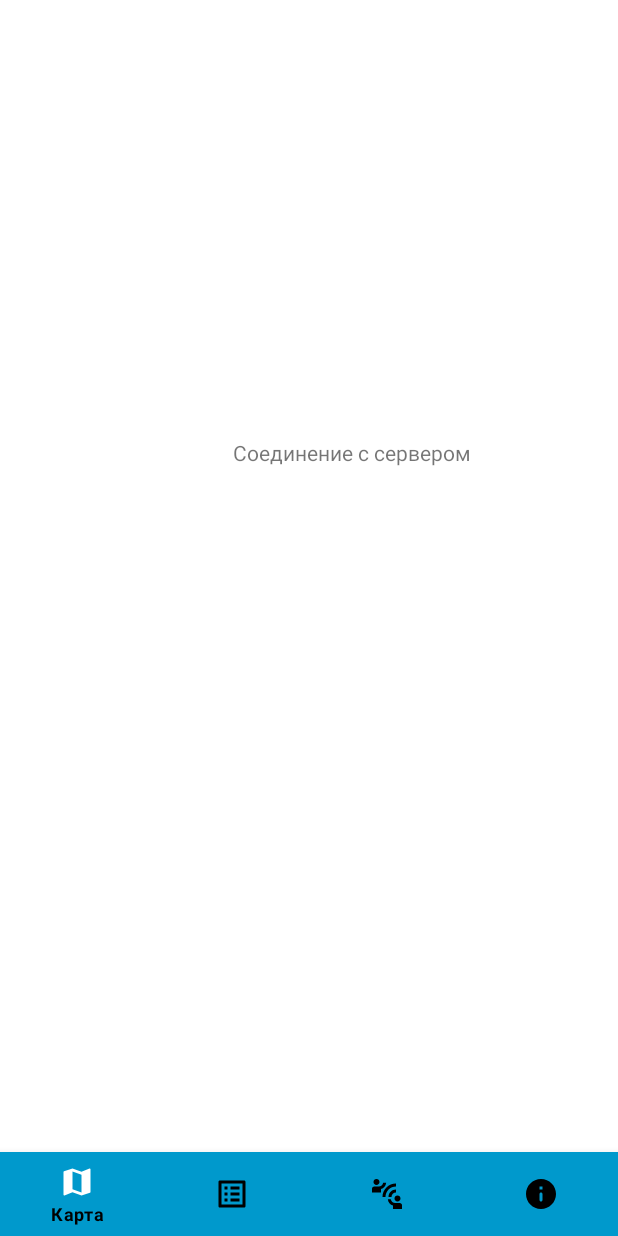
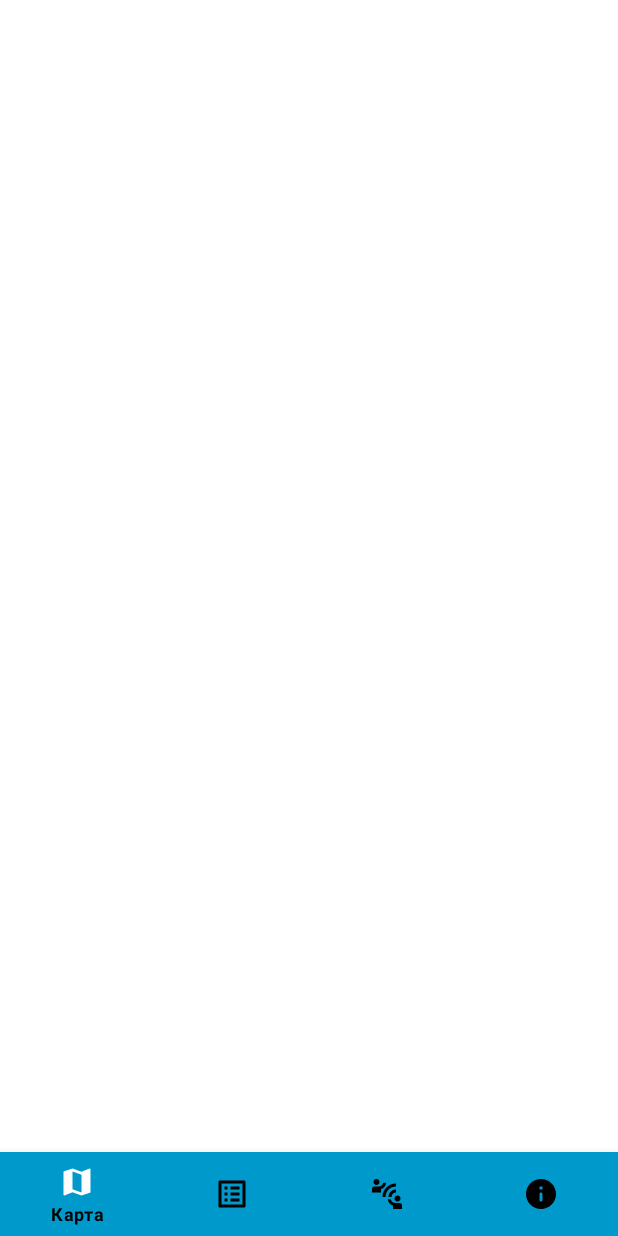
Before and after one commit to BlastMakerKG/Android-Client, an Android app: the layout activity_connect_server.xml on its own in the app's theme, with its tools: preview values and no code run, on a phone screen of 412 x 824 dp. Run offline under Robolectric (Android 15) with nearby library versions, the phone set to English and light mode, and no system bars.

Commit message:
update version

```diff
--- a/app/src/main/AndroidManifest.xml
+++ b/app/src/main/AndroidManifest.xml
@@ -19,8 +19,9 @@
         android:roundIcon="@mipmap/ic_launcher_round"
         android:supportsRtl="true"
         android:theme="@style/Theme.MyTrack">
+        <activity android:name=".activity_login"></activity>
         <activity android:name=".AboutActivity" />
-        <activity android:name=".ConnectServerActivity" />
+        <activity android:name=".LoginActivity" />
         <activity android:name=".MyTracksActivity" />
         <!--
              The API key for Google Maps-based APIs is defined as a string resource.
@@ -33,6 +34,9 @@
         <meta-data
             android:name="com.google.android.geo.API_KEY"
             android:value="@string/google_maps_key" />
+        <meta-data
+            android:name="preloaded_fonts"
+            android:resource="@array/preloaded_fonts" />
 
         <activity
             android:name=".MapsActivity"
--- a/app/src/main/java/com/kgprostudio/mytrack/AboutActivity.java
+++ b/app/src/main/java/com/kgprostudio/mytrack/AboutActivity.java
@@ -15,12 +15,14 @@ public class AboutActivity extends AppCompatActivity {
     protected void onCreate(Bundle savedInstanceState) {
         super.onCreate(savedInstanceState);
         setContentView(R.layout.main_activity);
+
         InitNav();
     }
 
     public  void InitNav() {
         BottomNavigationView bottomNavigationView = findViewById(R.id.nav_menu);
         bottomNavigationView.setSelectedItemId(R.id.about_nav_btn);
+
         bottomNavigationView.setOnNavigationItemSelectedListener(new BottomNavigationView.OnNavigationItemSelectedListener() {
             @Override
             public boolean onNavigationItemSelected(@NonNull MenuItem menuitem) {
@@ -34,7 +36,7 @@ public class AboutActivity extends AppCompatActivity {
                         overridePendingTransition(0, 0);
                         return true;
                     case R.id.server_con_nav_btn:
-                        startActivity(new Intent(getApplicationContext(), ConnectServerActivity.class));
+                        startActivity(new Intent(getApplicationContext(), LoginActivity.class));
                         overridePendingTransition(0, 0);
                         return true;
                     case R.id.about_nav_btn:
--- a/app/src/main/java/com/kgprostudio/mytrack/MyTracksActivity.java
+++ b/app/src/main/java/com/kgprostudio/mytrack/MyTracksActivity.java
@@ -37,7 +37,7 @@ public class MyTracksActivity extends AppCompatActivity {
                         overridePendingTransition(0,0);
                         return true;
                     case R.id.server_con_nav_btn:
-                        startActivity(new Intent(getApplicationContext(), ConnectServerActivity.class));
+                        startActivity(new Intent(getApplicationContext(), LoginActivity.class));
                         overridePendingTransition(0,0);
                         return true;
                     case R.id.about_nav_btn:
--- a/app/src/main/res/layout/activity_connect_server.xml
+++ b/app/src/main/res/layout/activity_connect_server.xml
@@ -1,24 +1,10 @@
 <?xml version="1.0" encoding="utf-8"?>
-<RelativeLayout xmlns:android="http://schemas.android.com/apk/res/android"
+<androidx.constraintlayout.widget.ConstraintLayout xmlns:android="http://schemas.android.com/apk/res/android"
     xmlns:app="http://schemas.android.com/apk/res-auto"
     xmlns:tools="http://schemas.android.com/tools"
     android:layout_width="match_parent"
     android:layout_height="match_parent"
-    tools:context=".ConnectServerActivity">
-
-    <TextView
-        android:id="@+id/server_text_only"
-        android:layout_width="wrap_content"
-        android:layout_height="wrap_content"
-        android:layout_alignParentTop="true"
-        android:layout_alignParentEnd="true"
-        android:layout_marginTop="292dp"
-        android:layout_marginEnd="98dp"
-        android:text="Соединение с сервером"
-        app:layout_constraintBottom_toBottomOf="parent"
-        app:layout_constraintEnd_toEndOf="parent"
-        app:layout_constraintStart_toStartOf="parent"
-        app:layout_constraintTop_toTopOf="parent" />
+    tools:context=".AboutActivity">
 
     <com.google.android.material.bottomnavigation.BottomNavigationView
         android:id="@+id/nav_menu"
@@ -28,6 +14,9 @@
         app:itemBackground="@android:color/holo_blue_dark"
         app:itemIconTint="@drawable/selector"
         app:itemTextColor="@color/black"
+        app:layout_constraintBottom_toBottomOf="parent"
+        app:layout_constraintEnd_toEndOf="parent"
+        app:layout_constraintStart_toStartOf="parent"
         app:menu="@menu/menu_navigation" />
 
-</RelativeLayout>
+</androidx.constraintlayout.widget.ConstraintLayout>
--- a/app/src/main/res/raw/style_json.json
+++ b/app/src/main/res/raw/style_json.json
@@ -9,7 +9,7 @@
     ]
   },
   {
-    "featureType": "t ransit",
+    "featureType": "transit",
     "elementType": "labels.icon",
     "stylers": [
       {
```
Also changed, not shown: app/src/main/java/com/kgprostudio/mytrack/MapsActivity.java (+26 -51 lines).
